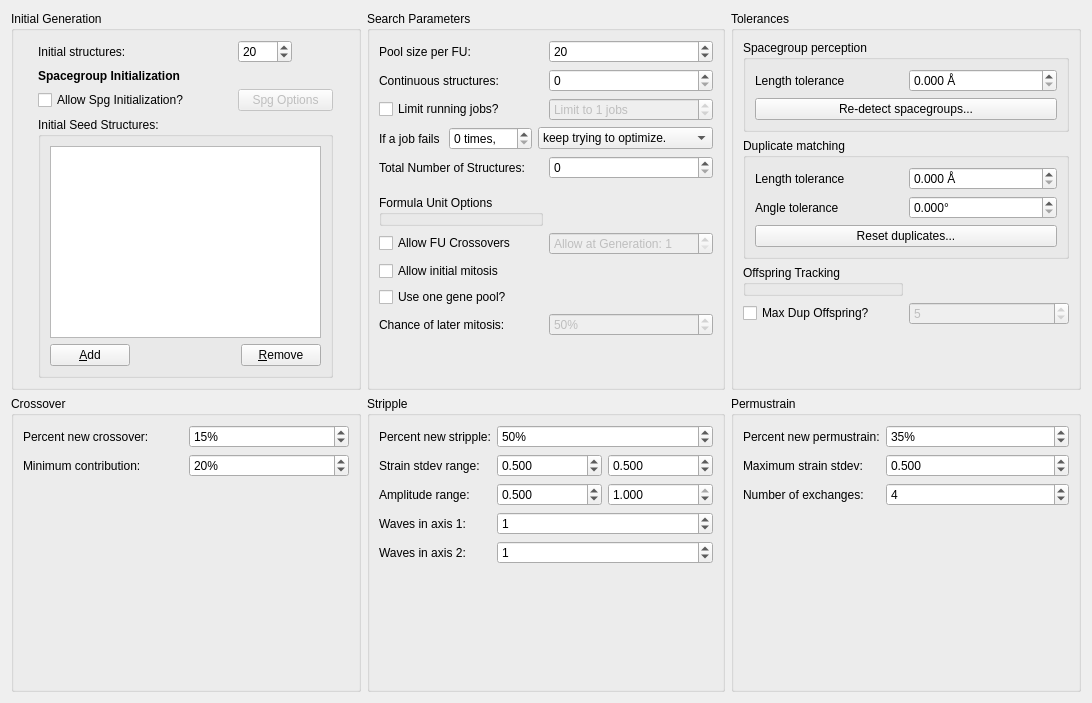
Above: src/xtalopt/ui/tab_opt.ui from xtalopt/XtalOpt before the change. Below: the same form after it.
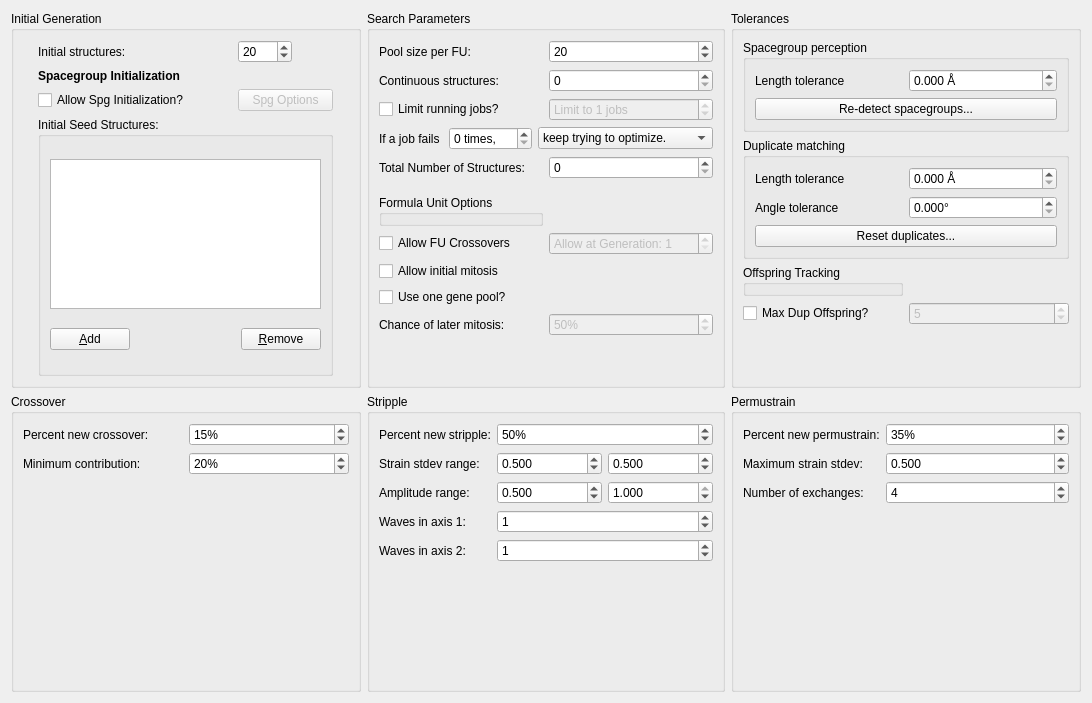
That is the form after the change.

```diff
--- a/src/xtalopt/ui/tab_opt.ui
+++ b/src/xtalopt/ui/tab_opt.ui
@@ -40,6 +40,12 @@
              <verstretch>0</verstretch>
             </sizepolicy>
            </property>
+           <property name="maximumSize">
+            <size>
+             <width>16777215</width>
+             <height>150</height>
+            </size>
+           </property>
            <property name="toolTip">
             <string>Load any initial seed structures here.</string>
            </property>
```
Left out of the diff: 104 changed lines with no effect on the pictures.
